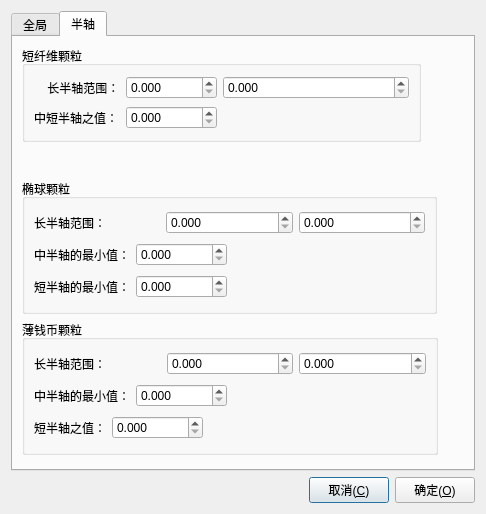
Before: the Qt Designer form forms/setcelldialog.ui in lyq105/mscs, drawn with Qt 5.
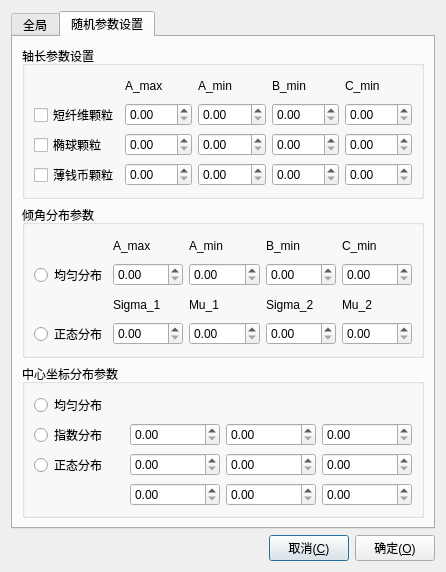
After: the same form once the commit is applied. The open tabs and pages were chosen to show the change. Icons and pictures are not drawn.

Commit message: redesign the set pmcell dialog.

```diff
--- a/forms/setcelldialog.ui
+++ b/forms/setcelldialog.ui
@@ -12,8 +12,8 @@
    <rect>
     <x>0</x>
     <y>0</y>
-    <width>486</width>
-    <height>514</height>
+    <width>446</width>
+    <height>572</height>
    </rect>
   </property>
   <property name="windowTitle">
@@ -26,7 +26,7 @@
   <property name="modal">
    <bool>false</bool>
   </property>
-  <layout class="QVBoxLayout" name="verticalLayout_6">
+  <layout class="QVBoxLayout" name="verticalLayout">
    <item>
     <widget class="QTabWidget" name="tabWidget">
      <property name="currentIndex">
@@ -107,318 +107,118 @@
         </widget>
        </item>
        <item>
-        <layout class="QHBoxLayout" name="horizontalLayout_3">
-         <item>
-          <widget class="QLabel" name="label_">
-           <property name="toolTip">
-            <string/>
-           </property>
-           <property name="text">
-            <string>体积比率：</string>
-           </property>
-          </widget>
-         </item>
-         <item>
-          <widget class="QDoubleSpinBox" name="dSB_volRation">
-           <property name="decimals">
-            <number>4</number>
-           </property>
-           <property name="maximum">
-            <double>1.000000000000000</double>
-           </property>
-           <property name="singleStep">
-            <double>0.010000000000000</double>
-           </property>
-          </widget>
-         </item>
-         <item>
-          <widget class="QLabel" name="label_1">
-           <property name="toolTip">
-            <string/>
-           </property>
-           <property name="text">
-            <string>长度单位：</string>
-           </property>
-          </widget>
-         </item>
-         <item>
-          <widget class="QLabel" name="labelUnit">
-           <property name="toolTip">
-            <string/>
-           </property>
-           <property name="text">
-            <string>s</string>
-           </property>
-          </widget>
-         </item>
-         <item>
-          <spacer name="horizontalSpacer_6">
-           <property name="orientation">
-            <enum>Qt::Horizontal</enum>
-           </property>
-           <property name="sizeHint" stdset="0">
-            <size>
-             <width>38</width>
-             <height>20</height>
-            </size>
-           </property>
-          </spacer>
-         </item>
-        </layout>
+        <widget class="QGroupBox" name="groupBox_4">
+         <property name="title">
+          <string>颗粒类型</string>
+         </property>
+         <layout class="QVBoxLayout" name="verticalLayout_3">
+          <item>
+           <layout class="QHBoxLayout" name="horizontalLayout_4">
+            <item>
+             <widget class="QCheckBox" name="checkBox_12">
+              <property name="text">
+               <string>短纤维颗粒</string>
+              </property>
+             </widget>
+            </item>
+            <item>
+             <widget class="QLabel" name="label_20">
+              <property name="text">
+               <string>&lt;html&gt;&lt;head/&gt;&lt;body&gt;&lt;p align=&quot;right&quot;&gt;比例：&lt;/p&gt;&lt;/body&gt;&lt;/html&gt;</string>
+              </property>
+             </widget>
+            </item>
+            <item>
+             <widget class="QDoubleSpinBox" name="doubleSpinBox_5"/>
+            </item>
+           </layout>
+          </item>
+          <item>
+           <layout class="QHBoxLayout" name="horizontalLayout_5">
+            <item>
+             <widget class="QCheckBox" name="checkBox_14">
+              <property name="text">
+               <string>薄钱币颗粒</string>
+              </property>
+             </widget>
+            </item>
+            <item>
+             <widget class="QLabel" name="label_7">
+              <property name="text">
+               <string>&lt;html&gt;&lt;head/&gt;&lt;body&gt;&lt;p align=&quot;right&quot;&gt;比例：&lt;/p&gt;&lt;/body&gt;&lt;/html&gt;</string>
+              </property>
+             </widget>
+            </item>
+            <item>
+             <widget class="QDoubleSpinBox" name="doubleSpinBox_4"/>
+            </item>
+           </layout>
+          </item>
+          <item>
+           <layout class="QHBoxLayout" name="horizontalLayout_6">
+            <item>
+             <widget class="QCheckBox" name="checkBox_13">
+              <property name="text">
+               <string>椭球颗粒</string>
+              </property>
+             </widget>
+            </item>
+            <item>
+             <widget class="QLabel" name="label_2">
+              <property name="text">
+               <string>&lt;html&gt;&lt;head/&gt;&lt;body&gt;&lt;p align=&quot;right&quot;&gt;比例：&lt;/p&gt;&lt;/body&gt;&lt;/html&gt;</string>
+              </property>
+             </widget>
+            </item>
+            <item>
+             <widget class="QDoubleSpinBox" name="doubleSpinBox_3"/>
+            </item>
+           </layout>
+          </item>
+          <item>
+           <layout class="QHBoxLayout" name="horizontalLayout_3">
+            <item>
+             <widget class="QCheckBox" name="checkBox_5">
+              <property name="text">
+               <string>添加界面层</string>
+              </property>
+             </widget>
+            </item>
+            <item>
+             <widget class="QLabel" name="label_13">
+              <property name="text">
+               <string>&lt;html&gt;&lt;head/&gt;&lt;body&gt;&lt;p align=&quot;right&quot;&gt;界面层厚度比例：&lt;/p&gt;&lt;/body&gt;&lt;/html&gt;</string>
+              </property>
+             </widget>
+            </item>
+            <item>
+             <widget class="QDoubleSpinBox" name="doubleSpinBox"/>
+            </item>
+           </layout>
+          </item>
+         </layout>
+         <zorder></zorder>
+         <zorder></zorder>
+        </widget>
        </item>
        <item>
-        <layout class="QHBoxLayout" name="horizontalLayout_8">
-         <item>
-          <spacer name="horizontalSpacer_2">
-           <property name="orientation">
-            <enum>Qt::Horizontal</enum>
-           </property>
-           <property name="sizeHint" stdset="0">
-            <size>
-             <width>118</width>
-             <height>20</height>
-            </size>
-           </property>
-          </spacer>
-         </item>
-         <item>
-          <widget class="QLabel" name="label">
-           <property name="text">
-            <string>单位体积内椭球个数比：</string>
-           </property>
-          </widget>
-         </item>
-         <item>
-          <spacer name="horizontalSpacer_4">
-           <property name="orientation">
-            <enum>Qt::Horizontal</enum>
-           </property>
-           <property name="sizeHint" stdset="0">
-            <size>
-             <width>118</width>
-             <height>20</height>
-            </size>
-           </property>
-          </spacer>
-         </item>
-        </layout>
-       </item>
-       <item>
-        <layout class="QHBoxLayout" name="horizontalLayout_4">
-         <item>
-          <widget class="QSpinBox" name="sB_fiber">
-           <property name="toolTip">
-            <string>短纤维颗粒数</string>
-           </property>
-           <property name="statusTip">
-            <string>短纤维颗粒数</string>
-           </property>
-           <property name="readOnly">
-            <bool>false</bool>
-           </property>
-           <property name="maximum">
-            <number>999999999</number>
-           </property>
-          </widget>
-         </item>
-         <item>
-          <widget class="QLabel" name="label_2">
-           <property name="text">
-            <string>：</string>
-           </property>
-          </widget>
-         </item>
-         <item>
-          <widget class="QSpinBox" name="sB_ellipsoid">
-           <property name="toolTip">
-            <string>椭球颗粒数</string>
-           </property>
-           <property name="statusTip">
-            <string>椭球颗粒数</string>
-           </property>
-           <property name="readOnly">
-            <bool>false</bool>
-           </property>
-           <property name="accelerated">
-            <bool>false</bool>
-           </property>
-           <property name="keyboardTracking">
-            <bool>true</bool>
-           </property>
-           <property name="maximum">
-            <number>999999999</number>
-           </property>
-          </widget>
-         </item>
-         <item>
-          <widget class="QLabel" name="label_3">
-           <property name="text">
-            <string>：</string>
-           </property>
-          </widget>
-         </item>
-         <item>
-          <widget class="QSpinBox" name="sB_thinCoin">
-           <property name="toolTip">
-            <string>薄钱币数</string>
-           </property>
-           <property name="statusTip">
-            <string>薄钱币数</string>
-           </property>
-           <property name="maximum">
-            <number>999999999</number>
-           </property>
-          </widget>
-         </item>
-        </layout>
-       </item>
-       <item>
-        <layout class="QGridLayout" name="gridLayout_2">
-         <item row="0" column="0">
-          <widget class="QLabel" name="label_25">
-           <property name="text">
-            <string>半轴长度分布特征：</string>
-           </property>
-          </widget>
-         </item>
-         <item row="0" column="1">
-          <widget class="QComboBox" name="cB_AxisDistribute">
-           <item>
+        <widget class="QGroupBox" name="groupBox_7">
+         <property name="title">
+          <string>网格剖分参数</string>
+         </property>
+         <layout class="QHBoxLayout" name="horizontalLayout_2">
+          <item>
+           <widget class="QLabel" name="label">
             <property name="text">
              <string>均匀分布</string>
             </property>
-           </item>
-           <item>
-            <property name="text">
-             <string>正态分布</string>
-            </property>
-           </item>
-          </widget>
-         </item>
-         <item row="0" column="2">
-          <spacer name="horizontalSpacer_9">
-           <property name="orientation">
-            <enum>Qt::Horizontal</enum>
-           </property>
-           <property name="sizeHint" stdset="0">
-            <size>
-             <width>138</width>
-             <height>20</height>
-            </size>
-           </property>
-          </spacer>
-         </item>
-         <item row="1" column="0">
-          <widget class="QLabel" name="label_26">
-           <property name="text">
-            <string>半轴方向分布特征：</string>
-           </property>
-          </widget>
-         </item>
-         <item row="1" column="1">
-          <widget class="QComboBox" name="cB_AxisOrientation">
-           <item>
-            <property name="text">
-             <string>均匀分布</string>
-            </property>
-           </item>
-           <item>
-            <property name="text">
-             <string>正态分布</string>
-            </property>
-           </item>
-          </widget>
-         </item>
-         <item row="1" column="2">
-          <spacer name="horizontalSpacer_8">
-           <property name="orientation">
-            <enum>Qt::Horizontal</enum>
-           </property>
-           <property name="sizeHint" stdset="0">
-            <size>
-             <width>138</width>
-             <height>20</height>
-            </size>
-           </property>
-          </spacer>
-         </item>
-         <item row="2" column="0">
-          <widget class="QLabel" name="label_8">
-           <property name="text">
-            <string>椭球中心分布特征：</string>
-           </property>
-          </widget>
-         </item>
-         <item row="2" column="1">
-          <widget class="QComboBox" name="cB_pointDistribute">
-           <item>
-            <property name="text">
-             <string>均匀分布</string>
-            </property>
-           </item>
-           <item>
-            <property name="text">
-             <string>正态分布</string>
-            </property>
-           </item>
-           <item>
-            <property name="text">
-             <string>指数分布</string>
-            </property>
-           </item>
-          </widget>
-         </item>
-         <item row="2" column="2">
-          <spacer name="horizontalSpacer_10">
-           <property name="orientation">
-            <enum>Qt::Horizontal</enum>
-           </property>
-           <property name="sizeHint" stdset="0">
-            <size>
-             <width>138</width>
-             <height>20</height>
-            </size>
-           </property>
-          </spacer>
-         </item>
-        </layout>
-       </item>
-       <item>
-        <layout class="QHBoxLayout" name="horizontalLayout_2">
-         <item>
-          <widget class="QLabel" name="label_9">
-           <property name="text">
-            <string>样本点：</string>
-           </property>
-          </widget>
-         </item>
-         <item>
-          <widget class="QComboBox" name="cB_SeedCountList"/>
-         </item>
-         <item>
-          <widget class="QLabel" name="label_10">
-           <property name="text">
-            <string>随机种子：</string>
-           </property>
-          </widget>
-         </item>
-         <item>
-          <widget class="QLineEdit" name="lE_SeedNum">
-           <property name="inputMask">
-            <string/>
-           </property>
-           <property name="echoMode">
-            <enum>QLineEdit::Normal</enum>
-           </property>
-           <property name="dragEnabled">
-            <bool>false</bool>
-           </property>
-           <property name="readOnly">
-            <bool>true</bool>
-           </property>
-          </widget>
-         </item>
-        </layout>
+           </widget>
+          </item>
+          <item>
+           <widget class="QDoubleSpinBox" name="doubleSpinBox_2"/>
+          </item>
+         </layout>
+        </widget>
        </item>
        <item>
         <spacer name="verticalSpacer">
@@ -437,335 +237,264 @@
      </widget>
      <widget class="QWidget" name="tab">
       <attribute name="title">
-       <string>半轴</string>
+       <string>随机参数设置</string>
       </attribute>
-      <widget class="QGroupBox" name="groupBox">
-       <property name="geometry">
-        <rect>
-         <x>9</x>
-         <y>9</y>
-         <width>399</width>
-         <height>96</height>
-        </rect>
-       </property>
-       <property name="title">
-        <string>短纤维颗粒</string>
-       </property>
-       <layout class="QGridLayout" name="gridLayout">
-        <item row="0" column="0">
-         <widget class="QLabel" name="label_15">
-          <property name="text">
-           <string>    长半轴范围：</string>
-          </property>
-         </widget>
-        </item>
-        <item row="0" column="1">
-         <widget class="QDoubleSpinBox" name="dSB_aMin_fiber">
-          <property name="toolTip">
-           <string>最小值</string>
-          </property>
-          <property name="decimals">
-           <number>3</number>
-          </property>
-          <property name="maximum">
-           <double>999999999.000000000000000</double>
-          </property>
-          <property name="singleStep">
-           <double>1.000000000000000</double>
-          </property>
-         </widget>
-        </item>
-        <item row="0" column="2" colspan="2">
-         <widget class="QDoubleSpinBox" name="dSB_aMax_fiber">
-          <property name="toolTip">
-           <string>最大值</string>
-          </property>
-          <property name="decimals">
-           <number>3</number>
-          </property>
-          <property name="maximum">
-           <double>999999999.000000000000000</double>
-          </property>
-         </widget>
-        </item>
-        <item row="1" column="0">
-         <widget class="QLabel" name="label_16">
-          <property name="text">
-           <string>中短半轴之值：</string>
-          </property>
-         </widget>
-        </item>
-        <item row="1" column="3">
-         <spacer name="horizontalSpacer_3">
-          <property name="orientation">
-           <enum>Qt::Horizontal</enum>
-          </property>
-          <property name="sizeHint" stdset="0">
-           <size>
-            <width>120</width>
-            <height>20</height>
-           </size>
-          </property>
-         </spacer>
-        </item>
-        <item row="1" column="1">
-         <widget class="QDoubleSpinBox" name="dSB_bValue_fiber">
-          <property name="decimals">
-           <number>3</number>
-          </property>
-          <property name="maximum">
-           <double>999999999.000000000000000</double>
-          </property>
-         </widget>
-        </item>
-       </layout>
-      </widget>
-      <widget class="QGroupBox" name="groupBox_2">
-       <property name="geometry">
-        <rect>
-         <x>9</x>
-         <y>142</y>
-         <width>415</width>
-         <height>135</height>
-        </rect>
-       </property>
-       <property name="title">
-        <string>椭球颗粒</string>
-       </property>
-       <layout class="QVBoxLayout" name="verticalLayout">
-        <item>
-         <layout class="QHBoxLayout" name="horizontalLayout_7">
-          <item>
+      <layout class="QVBoxLayout" name="verticalLayout_5">
+       <item>
+        <widget class="QGroupBox" name="groupBox_12">
+         <property name="title">
+          <string>轴长参数设置</string>
+         </property>
+         <layout class="QGridLayout" name="gridLayout">
+          <item row="0" column="1">
+           <widget class="QLabel" name="label_52">
+            <property name="text">
+             <string>A_max</string>
+            </property>
+           </widget>
+          </item>
+          <item row="0" column="2">
+           <widget class="QLabel" name="label_53">
+            <property name="text">
+             <string>A_min</string>
+            </property>
+           </widget>
+          </item>
+          <item row="0" column="3">
+           <widget class="QLabel" name="label_54">
+            <property name="text">
+             <string>B_min</string>
+            </property>
+           </widget>
+          </item>
+          <item row="0" column="4">
+           <widget class="QLabel" name="label_55">
+            <property name="text">
+             <string>C_min</string>
+            </property>
+           </widget>
+          </item>
+          <item row="1" column="0">
+           <widget class="QCheckBox" name="checkBox_27">
+            <property name="text">
+             <string>短纤维颗粒</string>
+            </property>
+           </widget>
+          </item>
+          <item row="1" column="1">
+           <widget class="QDoubleSpinBox" name="doubleSpinBox_116"/>
+          </item>
+          <item row="1" column="2">
+           <widget class="QDoubleSpinBox" name="doubleSpinBox_117"/>
+          </item>
+          <item row="1" column="3">
+           <widget class="QDoubleSpinBox" name="doubleSpinBox_118"/>
+          </item>
+          <item row="1" column="4">
+           <widget class="QDoubleSpinBox" name="doubleSpinBox_119"/>
+          </item>
+          <item row="2" column="0">
+           <widget class="QCheckBox" name="checkBox_28">
+            <property name="text">
+             <string>椭球颗粒</string>
+            </property>
+           </widget>
+          </item>
+          <item row="2" column="1">
+           <widget class="QDoubleSpinBox" name="doubleSpinBox_127"/>
+          </item>
+          <item row="2" column="2">
+           <widget class="QDoubleSpinBox" name="doubleSpinBox_121"/>
+          </item>
+          <item row="2" column="3">
+           <widget class="QDoubleSpinBox" name="doubleSpinBox_122"/>
+          </item>
+          <item row="2" column="4">
+           <widget class="QDoubleSpinBox" name="doubleSpinBox_120"/>
+          </item>
+          <item row="3" column="0">
+           <widget class="QCheckBox" name="checkBox_29">
+            <property name="text">
+             <string>薄钱币颗粒</string>
+            </property>
+           </widget>
+          </item>
+          <item row="3" column="1">
+           <widget class="QDoubleSpinBox" name="doubleSpinBox_123"/>
+          </item>
+          <item row="3" column="2">
+           <widget class="QDoubleSpinBox" name="doubleSpinBox_125"/>
+          </item>
+          <item row="3" column="3">
+           <widget class="QDoubleSpinBox" name="doubleSpinBox_126"/>
+          </item>
+          <item row="3" column="4">
+           <widget class="QDoubleSpinBox" name="doubleSpinBox_124"/>
+          </item>
+         </layout>
+        </widget>
+       </item>
+       <item>
+        <widget class="QGroupBox" name="groupBox_11">
+         <property name="title">
+          <string>倾角分布参数</string>
+         </property>
+         <layout class="QGridLayout" name="gridLayout_2">
+          <item row="2" column="3">
+           <widget class="QLabel" name="label_18">
+            <property name="text">
+             <string>Sigma_2</string>
+            </property>
+           </widget>
+          </item>
+          <item row="2" column="4">
+           <widget class="QLabel" name="label_17">
+            <property name="text">
+             <string>Mu_2</string>
+            </property>
+           </widget>
+          </item>
+          <item row="0" column="1">
            <widget class="QLabel" name="label_5">
             <property name="text">
-             <string>长半轴范围：</string>
+             <string>A_max</string>
             </property>
            </widget>
           </item>
-          <item>
-           <widget class="QDoubleSpinBox" name="dSB_aMin_ellipsoid">
-            <property name="toolTip">
-             <string>最小值</string>
+          <item row="0" column="3">
+           <widget class="QLabel" name="label_15">
+            <property name="text">
+             <string>B_min</string>
             </property>
-            <property name="decimals">
-             <number>3</number>
+           </widget>
+          </item>
+          <item row="2" column="2">
+           <widget class="QLabel" name="label_19">
+            <property name="text">
+             <string>Mu_1</string>
             </property>
-            <property name="maximum">
-             <double>999999999.000000000000000</double>
+           </widget>
+          </item>
+          <item row="3" column="1">
+           <widget class="QDoubleSpinBox" name="doubleSpinBox_32"/>
+          </item>
+          <item row="0" column="4">
+           <widget class="QLabel" name="label_16">
+            <property name="text">
+             <string>C_min</string>
             </property>
-            <property name="singleStep">
-             <double>1.000000000000000</double>
+           </widget>
+          </item>
+          <item row="1" column="1">
+           <widget class="QDoubleSpinBox" name="doubleSpinBox_28"/>
+          </item>
+          <item row="3" column="0">
+           <widget class="QRadioButton" name="radioButton_7">
+            <property name="text">
+             <string>正态分布</string>
             </property>
            </widget>
           </item>
-          <item>
-           <widget class="QDoubleSpinBox" name="dSB_aMax_ellipsoid">
-            <property name="toolTip">
-             <string>最大值</string>
+          <item row="1" column="3">
+           <widget class="QDoubleSpinBox" name="doubleSpinBox_26"/>
+          </item>
+          <item row="1" column="2">
+           <widget class="QDoubleSpinBox" name="doubleSpinBox_27"/>
+          </item>
+          <item row="3" column="4">
+           <widget class="QDoubleSpinBox" name="doubleSpinBox_33"/>
+          </item>
+          <item row="3" column="3">
+           <widget class="QDoubleSpinBox" name="doubleSpinBox_30"/>
+          </item>
+          <item row="0" column="2">
+           <widget class="QLabel" name="label_10">
+            <property name="text">
+             <string>A_min</string>
             </property>
-            <property name="decimals">
-             <number>3</number>
-            </property>
-            <property name="maximum">
-             <double>999999999.000000000000000</double>
-            </property>
            </widget>
           </item>
-         </layout>
-        </item>
-        <item>
-         <layout class="QHBoxLayout" name="horizontalLayout_6">
-          <item>
+          <item row="3" column="2">
+           <widget class="QDoubleSpinBox" name="doubleSpinBox_31"/>
+          </item>
+          <item row="1" column="4">
+           <widget class="QDoubleSpinBox" name="doubleSpinBox_29"/>
+          </item>
+          <item row="2" column="1">
            <widget class="QLabel" name="label_6">
             <property name="text">
-             <string>中半轴的最小值：</string>
+             <string>Sigma_1</string>
             </property>
            </widget>
           </item>
-          <item>
-           <widget class="QDoubleSpinBox" name="dSB_bMin_ellipsoid">
-            <property name="decimals">
-             <number>3</number>
+          <item row="1" column="0">
+           <widget class="QRadioButton" name="radioButton_6">
+            <property name="text">
+             <string>均匀分布</string>
             </property>
-            <property name="maximum">
-             <double>999999999.000000000000000</double>
-            </property>
            </widget>
           </item>
-          <item>
-           <spacer name="horizontalSpacer_5">
-            <property name="orientation">
-             <enum>Qt::Horizontal</enum>
-            </property>
-            <property name="sizeHint" stdset="0">
-             <size>
-              <width>128</width>
-              <height>20</height>
-             </size>
-            </property>
-           </spacer>
-          </item>
          </layout>
-        </item>
-        <item>
-         <layout class="QHBoxLayout" name="horizontalLayout_5">
-          <item>
-           <widget class="QLabel" name="label_7">
+        </widget>
+       </item>
+       <item>
+        <widget class="QGroupBox" name="groupBox_8">
+         <property name="title">
+          <string>中心坐标分布参数</string>
+         </property>
+         <layout class="QGridLayout" name="gridLayout_3">
+          <item row="0" column="0">
+           <widget class="QRadioButton" name="radioButton_3">
             <property name="text">
-             <string>短半轴的最小值：</string>
+             <string>均匀分布</string>
             </property>
            </widget>
           </item>
-          <item>
-           <widget class="QDoubleSpinBox" name="dSB_cMin_ellipsoid">
-            <property name="decimals">
-             <number>3</number>
-            </property>
-            <property name="maximum">
-             <double>999999999.000000000000000</double>
-            </property>
-           </widget>
-          </item>
-          <item>
-           <spacer name="horizontalSpacer_11">
-            <property name="orientation">
-             <enum>Qt::Horizontal</enum>
-            </property>
-            <property name="sizeHint" stdset="0">
-             <size>
-              <width>128</width>
-              <height>20</height>
-             </size>
-            </property>
-           </spacer>
-          </item>
-         </layout>
-        </item>
-       </layout>
-      </widget>
-      <widget class="QGroupBox" name="groupBox_3">
-       <property name="geometry">
-        <rect>
-         <x>9</x>
-         <y>283</y>
-         <width>416</width>
-         <height>135</height>
-        </rect>
-       </property>
-       <property name="title">
-        <string>薄钱币颗粒</string>
-       </property>
-       <layout class="QVBoxLayout" name="verticalLayout_3">
-        <item>
-         <layout class="QHBoxLayout" name="horizontalLayout_18">
-          <item>
-           <widget class="QLabel" name="label_20">
+          <item row="1" column="0">
+           <widget class="QRadioButton" name="radioButton_5">
             <property name="text">
-             <string>长半轴范围：</string>
+             <string>指数分布</string>
             </property>
            </widget>
           </item>
-          <item>
-           <widget class="QDoubleSpinBox" name="dSB_aMin_coin">
-            <property name="toolTip">
-             <string>最小值</string>
-            </property>
-            <property name="decimals">
-             <number>3</number>
-            </property>
-            <property name="maximum">
-             <double>999999999.000000000000000</double>
-            </property>
-            <property name="singleStep">
-             <double>1.000000000000000</double>
-            </property>
-           </widget>
+          <item row="1" column="1">
+           <widget class="QDoubleSpinBox" name="doubleSpinBox_34"/>
           </item>
-          <item>
-           <widget class="QDoubleSpinBox" name="dSB_aMax_coin">
-            <property name="toolTip">
-             <string>最大值</string>
-            </property>
-            <property name="decimals">
-             <number>3</number>
-            </property>
-            <property name="maximum">
-             <double>999999999.000000000000000</double>
-            </property>
-           </widget>
+          <item row="1" column="2">
+           <widget class="QDoubleSpinBox" name="doubleSpinBox_35"/>
           </item>
-         </layout>
-        </item>
-        <item>
-         <layout class="QHBoxLayout" name="horizontalLayout_17">
-          <item>
-           <widget class="QLabel" name="label_21">
+          <item row="1" column="3">
+           <widget class="QDoubleSpinBox" name="doubleSpinBox_36"/>
+          </item>
+          <item row="2" column="0">
+           <widget class="QRadioButton" name="radioButton_4">
             <property name="text">
-             <string>中半轴的最小值：</string>
+             <string>正态分布</string>
             </property>
            </widget>
           </item>
-          <item>
-           <widget class="QDoubleSpinBox" name="dSB_bMin_coin">
-            <property name="decimals">
-             <number>3</number>
-            </property>
-            <property name="maximum">
-             <double>999999999.000000000000000</double>
-            </property>
-           </widget>
+          <item row="2" column="1">
+           <widget class="QDoubleSpinBox" name="doubleSpinBox_40"/>
           </item>
-          <item>
-           <spacer name="horizontalSpacer_13">
-            <property name="orientation">
-             <enum>Qt::Horizontal</enum>
-            </property>
-            <property name="sizeHint" stdset="0">
-             <size>
-              <width>118</width>
-              <height>20</height>
-             </size>
-            </property>
-           </spacer>
+          <item row="2" column="2">
+           <widget class="QDoubleSpinBox" name="doubleSpinBox_41"/>
           </item>
-         </layout>
-        </item>
-        <item>
-         <layout class="QHBoxLayout" name="horizontalLayout_16">
-          <item>
-           <widget class="QLabel" name="label_22">
-            <property name="text">
-             <string>短半轴之值：</string>
-            </property>
-           </widget>
+          <item row="2" column="3">
+           <widget class="QDoubleSpinBox" name="doubleSpinBox_42"/>
           </item>
-          <item>
-           <widget class="QDoubleSpinBox" name="dSB_cValue_coin">
-            <property name="decimals">
-             <number>3</number>
-            </property>
-            <property name="maximum">
-             <double>999999999.000000000000000</double>
-            </property>
-           </widget>
+          <item row="3" column="1">
+           <widget class="QDoubleSpinBox" name="doubleSpinBox_37"/>
           </item>
-          <item>
-           <spacer name="horizontalSpacer_14">
-            <property name="orientation">
-             <enum>Qt::Horizontal</enum>
-            </property>
-            <property name="sizeHint" stdset="0">
-             <size>
-              <width>158</width>
-              <height>20</height>
-             </size>
-            </property>
-           </spacer>
+          <item row="3" column="2">
+           <widget class="QDoubleSpinBox" name="doubleSpinBox_38"/>
           </item>
+          <item row="3" column="3">
+           <widget class="QDoubleSpinBox" name="doubleSpinBox_39"/>
+          </item>
          </layout>
-        </item>
-       </layout>
-      </widget>
+        </widget>
+       </item>
+      </layout>
      </widget>
     </widget>
    </item>
```
Left out of the diff: 15 changed lines with no effect on the pictures. The commit also changes 7 other files.
